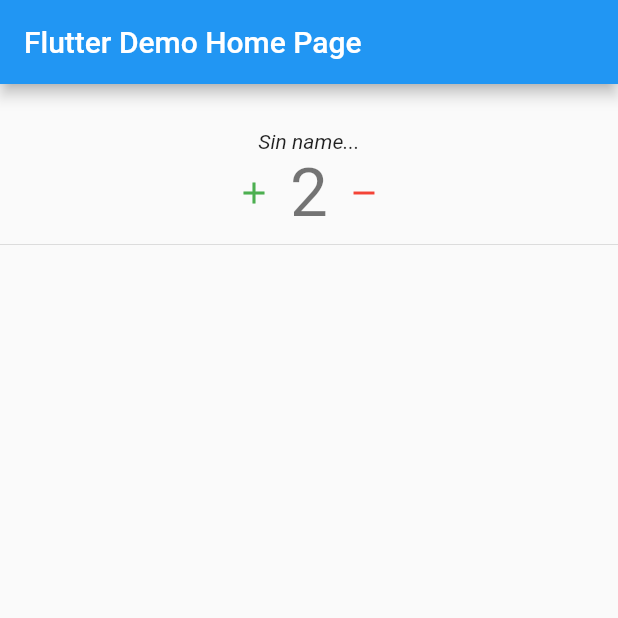
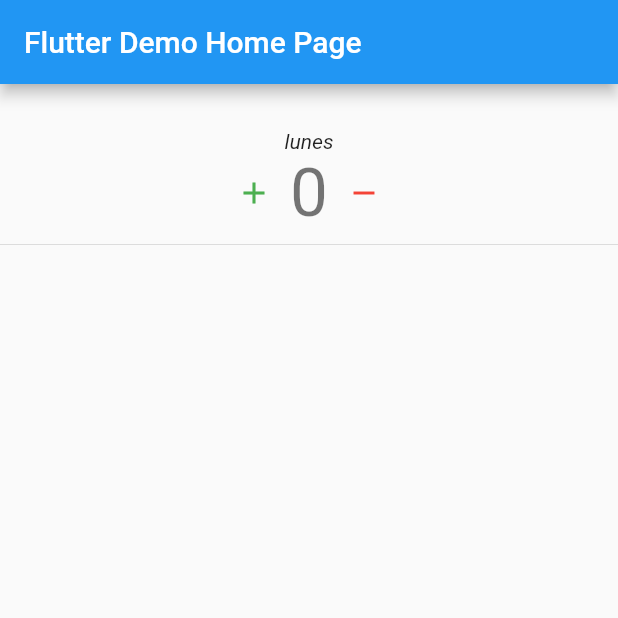
Before and after one commit to srlopez/miestados, a Flutter app: the screen it shows after launch, after a tap on the "add" icon, on a phone screen of 412 x 824 dp, the top half of it. Run offline on Flutter 3.47's test engine with Material 2 defaults, Android fonts, the phone set to English and light mode, and no system bars.

Commit message:
Con Streams

```diff
--- a/lib/main.dart
+++ b/lib/main.dart
@@ -1,5 +1,5 @@
 import 'package:flutter/material.dart';
-import 'dart:math';
+import 'dart:async';
 
 void main() {
   runApp(MyApp());
@@ -31,22 +31,25 @@ class MyHomePage extends StatefulWidget {
 }
 
 class _MyHomePageState extends State<MyHomePage> {
-  var _rnd = Random();
+  @override
+  void initState() {
+    _streamController = StreamController();
+    _stream = _streamController.stream;
+  }
+
+  @override
+  void dispose() {
+    _streamController.close();
+  }
 
   // State
   var _list = <Data>[];
 
   void _addItem() {
-    int sg = _rnd.nextInt(7);
-    _list.add(Data(_fnominar(sg), sg));
-    setState(() {});
+    // Enviamos una instancia del modelo al stream
+    _streamController.sink.add(Data(_nominar(), 0));
+    //setState(() {});
   }
-
-  // El nombre 'future' lo obtenemos tras los segundos indicados
-  // asignamos los segundos de espera al valor para  conocer lo que hemos
-  // de esperar a ver el nombre
-  Future<String> _fnominar(int sg) =>
-      Future.delayed(Duration(seconds: sg), _nominar);
 
   // Un ejemplo de un closure
   // cada vez que se invoca devuelve un valor en ciclo de la lista de valores
@@ -66,6 +69,19 @@ class _MyHomePageState extends State<MyHomePage> {
 
   @override
   Widget build(BuildContext context) {
+    var _data = StreamBuilder<Data>(
+        stream: _stream,
+        builder: (_, AsyncSnapshot<Data> snapshot) {
+          print(snapshot.data?.name);
+          if (snapshot.data == null) return Text('Todavía nada');
+          _list.add(snapshot.data);
+          return Column(
+            children: [
+              for (var item in _list) ...[DataWidget(item: item), Divider()]
+            ],
+          );
+        });
+
     return Scaffold(
       appBar: AppBar(
         title: Text(widget.title),
@@ -75,7 +91,7 @@ class _MyHomePageState extends State<MyHomePage> {
           mainAxisAlignment: MainAxisAlignment.start,
           children: <Widget>[
             SizedBox(height: 30),
-            for (var item in _list) ...[DataWidget(item: item), Divider()],
+            _data,
           ],
         ),
       ),
@@ -108,21 +124,8 @@ class _DataWidgetState extends State<DataWidget> {
 
   @override
   Widget build(BuildContext context) {
-    return Column(
-      children: [
-        // recubrimos el Text con Un Future
-        // Y mostramos los que nos indique el snapshot
-        FutureBuilder(
-          future: widget.item.name,
-          builder: (_, AsyncSnapshot<String> snapshot) {
-            var txt = (snapshot.hasData)
-                ? '${snapshot.data}'
-                : (snapshot.hasError)
-                    ? 'Error: ${snapshot.error}'
-                    : 'Sin name...';
-            return Text(txt, style: TextStyle(fontStyle: FontStyle.italic));
-          },
-        ),
+    return Column(children: [
+      Text(widget.item.name, style: TextStyle(fontStyle: FontStyle.italic)),
       Row(mainAxisAlignment: MainAxisAlignment.center, children: [
         IconButton(
             onPressed: () => _incrementCounter(1),
@@ -137,15 +140,18 @@ class _DataWidgetState extends State<DataWidget> {
             icon: Icon(Icons.remove),
             color: Colors.red),
       ]),
-      ],
-    );
+    ]);
   }
 }
 
 // ================================================================
 // El modelo
 class Data {
-  Future<String> name;
+  String name;
   int value;
   Data(this.name, this.value);
 }
+
+// Y el stream accesibles desde todos los widgets
+StreamController<Data> _streamController;
+Stream<Data> _stream;
```
Also changed, not shown: 1 other file. Lines whose indentation alone changed are shown as unchanged.
